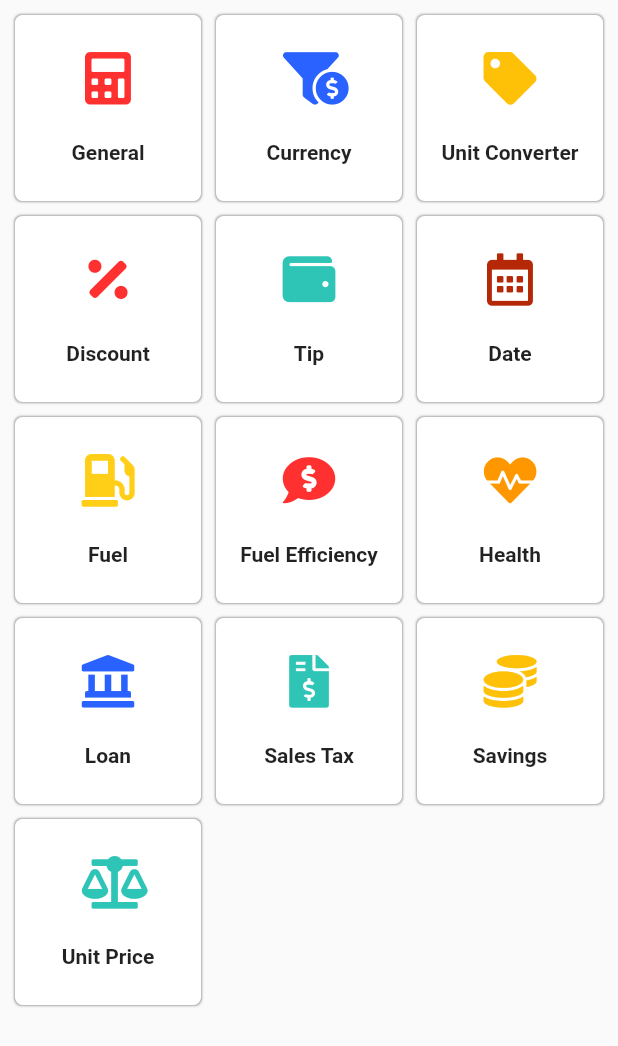
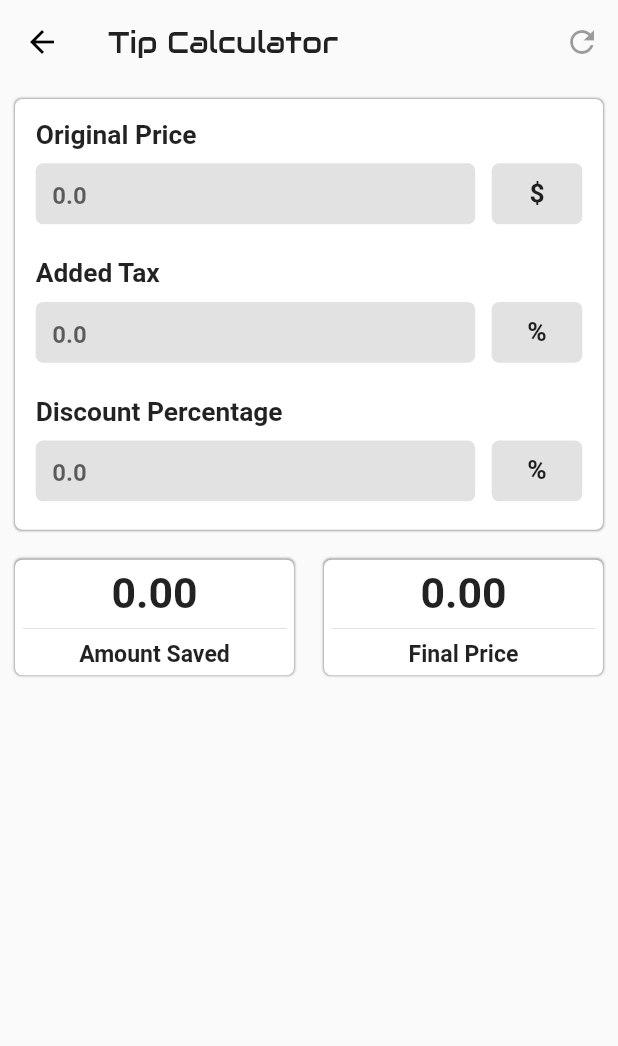
Before and after one commit to imamhossain94/multi-task-calculator, a Flutter app: the BuildHomeMenuPad widget shown alone on an empty page, opened directly, after a tap on "Tip", on a phone screen of 412 x 824 dp. Shown: the top 1046 px of the screen. Run offline on Flutter 3.47's test engine with Material 2 defaults, Android fonts, the phone set to English and light mode, and no system bars; our stand-ins replace cloud_firestore, dio, firebase_core, font_awesome_flutter, package_info, page_transition and 3 more; missing offline and left inert: function_tree; accounts and stored records are empty; network calls fail.

Commit message:
Discount Calculator added

```diff
--- /dev/null
+++ b/lib/components/build_text_field.dart
@@ -0,0 +1,92 @@
+import 'package:flutter/cupertino.dart';
+import 'package:flutter/material.dart';
+import 'package:multi_task_calculator/utils/screen_config.dart';
+import 'package:multi_task_calculator/utils/themes_mode.dart';
+
+class BuildTextField extends StatelessWidget {
+  final String title, hint;
+  final TextEditingController textController;
+  final VoidCallback onPressedAction;
+  final bool isEnabled;
+  final Widget widget;
+
+  const BuildTextField({
+    @required this.title,
+    @required this.hint,
+    @required this.widget,
+    @required this.textController,
+    @required this.onPressedAction,
+    @required this.isEnabled
+  });
+
+  @override
+  Widget build(BuildContext context) {
+    ScreenConfig().init(context);
+    ThemesMode().init(context);
+
+    return Container(
+      margin: EdgeInsets.all(responsiveWidth(8)),
+      child: Column(
+        mainAxisSize: MainAxisSize.min,
+        children: [
+          Row(
+            children: [
+              Text(
+                title,
+                style: TextStyle(fontSize: responsiveText(16), fontWeight: FontWeight.bold),
+              ),
+              //Spacer(),
+            ],
+          ),
+          Container(
+            margin: EdgeInsets.only(top: responsiveHeight(8), bottom: responsiveHeight(5)),
+            child: Row(
+              children: [
+                Expanded(child: Container(
+                  //margin: EdgeInsets.only(top: responsiveHeight(8), bottom: responsiveHeight(5)),
+                  height:responsiveHeight(40),
+                  decoration: BoxDecoration(
+                    color: Colors.grey.withOpacity(0.3),
+                    borderRadius: BorderRadius.circular(5),
+                  ),
+                  child: TextField(
+                    enabled: isEnabled,
+                    controller: textController,
+                    decoration: InputDecoration(
+                      prefix: SizedBox(width: responsiveWidth(10),),
+                      border: InputBorder.none,
+                      hintText: hint,
+                    ),
+                    keyboardType: TextInputType.number,
+                    textInputAction: TextInputAction.done,
+                    autocorrect: false,
+                    obscureText: false,
+                    style: TextStyle(fontWeight: FontWeight.bold)
+                  ),
+                )),
+                SizedBox(width: responsiveWidth(10),),
+                Material(
+                  color: Colors.transparent,
+                  child: InkWell(
+                    borderRadius: BorderRadius.circular(5),
+                    onTap: onPressedAction,
+                    child: Container(
+                      height: responsiveHeight(40),
+                      width: responsiveWidth(55),
+                      alignment: Alignment.center,
+                      decoration: BoxDecoration(
+                        color: Colors.grey.withOpacity(0.3),
+                        borderRadius: BorderRadius.circular(5),
+                      ),
+                      child: widget,
+                    ),
+                  ),
+                )
+              ],
+            ),
+          )
+        ],
+      ),
+    );
+  }
+}
--- a/lib/pages/home_page/components/build_home_menu_pad.dart
+++ b/lib/pages/home_page/components/build_home_menu_pad.dart
@@ -33,13 +33,13 @@ class BuildHomeMenuPad extends StatelessWidget {
           BuildHomeMenuButton(
             title: 'Discount',
             icon: FontAwesomeIcons.percentage,
-            onPressed: () {},
+            onPressed: ()=> Navigator.pushNamed(context, discountCalcPage),
             color: textRed,
           ),
           BuildHomeMenuButton(
             title: 'Tip',
             icon: FontAwesomeIcons.wallet,
-            onPressed: () {},
+            onPressed: ()=> Navigator.pushNamed(context, tipCalcPage),
             color: textGreen,
           ),
           BuildHomeMenuButton(
--- /dev/null
+++ b/lib/pages/tip_calc/tip_calc_page.dart
@@ -0,0 +1,236 @@
+import 'package:flutter/material.dart';
+import 'package:multi_task_calculator/components/build_text_field.dart';
+import 'package:multi_task_calculator/utils/constant.dart';
+import 'package:multi_task_calculator/utils/screen_config.dart';
+import 'package:multi_task_calculator/utils/themes_mode.dart';
+
+
+class TipCalcPage extends StatefulWidget {
+  @override
+  _TipCalcPageState createState() => _TipCalcPageState();
+}
+
+class _TipCalcPageState extends State<TipCalcPage> {
+
+
+  TextEditingController originalAmountController = TextEditingController();
+  TextEditingController addedTaxController = TextEditingController();
+  TextEditingController discountPercentageController = TextEditingController();
+
+  String originalAmount, addedTax, discountPercentage;
+  double amountSaved, finalPrice;
+
+
+  @override
+  void initState() {
+    amountSaved = 0.0;
+    finalPrice = 0.0;
+    calculateDiscount();
+    super.initState();
+  }
+
+  @override
+  void dispose() {
+    originalAmountController.dispose();
+    addedTaxController.dispose();
+    discountPercentageController.dispose();
+    super.dispose();
+  }
+
+  void calculateDiscount() {
+    originalAmountController.addListener(() {
+      updateResult();
+    });
+    addedTaxController.addListener(() {
+      updateResult();
+    });
+    discountPercentageController.addListener(() {
+      updateResult();
+    });
+
+  }
+
+  void updateResult() {
+    originalAmount = originalAmountController.value.text;
+    addedTax = addedTaxController.value.text;
+    discountPercentage = discountPercentageController.value.text;
+    //Make null safety
+    setState(() {
+      originalAmount = originalAmount.isEmpty?'0.0':originalAmount;
+      addedTax = addedTax.isEmpty?'0.0':addedTax;
+      discountPercentage = discountPercentage.isEmpty?'0.0':discountPercentage;
+
+      amountSaved = ((double.parse(originalAmount) * (double.parse(addedTax) / 100)) + double.parse(originalAmount)) * ((double.parse(discountPercentage) /100));
+      finalPrice = ((double.parse(originalAmount) * (double.parse(addedTax) / 100)) + double.parse(originalAmount)) - amountSaved;
+    });
+  }
+
+
+  @override
+  Widget build(BuildContext context) {
+    ScreenConfig().init(context);
+    ThemesMode().init(context);
+
+    return SafeArea(
+      child: Scaffold(
+        appBar: AppBar(
+          title: Text('Tip Calculator',
+            style: TextStyle(
+              fontFamily: fontAudioWide,
+              fontSize: responsiveWidth(18)
+            ),
+          ),
+          elevation: 0,
+          actions: [
+            IconButton(
+              onPressed: null,
+              icon: Icon(Icons.refresh),
+              tooltip: 'Refresh',
+            )
+          ],
+        ),
+        body: SingleChildScrollView(
+          physics: BouncingScrollPhysics(),
+          child: Column(
+            crossAxisAlignment: CrossAxisAlignment.start,
+            children: [
+              Container(
+                margin: EdgeInsets.all(10),
+                padding: EdgeInsets.all(5),
+                decoration: BoxDecoration(
+                    color: ThemesMode.isDarkMode?Colors.black:textWhite,
+                    borderRadius: BorderRadius.circular(5),
+                    boxShadow: [
+                      BoxShadow(
+                          color: Colors.grey.withOpacity(0.9),
+                          blurRadius: 0.5,
+                          spreadRadius: 0.5,
+                          offset: Offset.zero
+                      )
+                    ]
+                ),
+                child: Column(
+                  mainAxisSize: MainAxisSize.min,
+                  children: [
+                    BuildTextField(
+                      title: 'Original Price',
+                      hint: '0.0',
+                      isEnabled: true,
+                      textController: originalAmountController,
+                      onPressedAction: null,
+                      widget: Text('\$', style: TextStyle(fontWeight: FontWeight.bold, fontSize: responsiveText(16)),),),
+                    BuildTextField(
+                      title: 'Added Tax',
+                      hint: '0.0',
+                      isEnabled: true,
+                      textController: addedTaxController,
+                      onPressedAction: null,
+                      widget: Text('%', style: TextStyle(fontWeight: FontWeight.bold, fontSize: responsiveText(16)),),),
+                    BuildTextField(
+                      title: 'Discount Percentage',
+                      hint: '0.0',
+                      isEnabled: true,
+                      textController: discountPercentageController,
+                      onPressedAction: null,
+                      widget: Text('%', style: TextStyle(fontWeight: FontWeight.bold, fontSize: responsiveText(16)),),),
+                  ],
+                ),
+              ),
+
+              //Result
+
+              Row(
+                children: [
+                  Expanded(
+                    child: Container(
+                      margin: EdgeInsets.all(10),
+                      padding: EdgeInsets.all(5),
+                      alignment: Alignment.center,
+                      decoration: BoxDecoration(
+                          color: ThemesMode.isDarkMode?Colors.black:textWhite,
+                          borderRadius: BorderRadius.circular(5),
+                          boxShadow: [
+                            BoxShadow(
+                                color: Colors.grey.withOpacity(0.9),
+                                blurRadius: 0.5,
+                                spreadRadius: 0.5,
+                                offset: Offset.zero
+                            )
+                          ]
+                      ),
+                      child: Column(
+                        mainAxisSize: MainAxisSize.min,
+                        crossAxisAlignment: CrossAxisAlignment.stretch,
+                        children: [
+
+                          Text(
+                            amountSaved.toStringAsFixed(2),
+                            textAlign: TextAlign.center,
+                            style: TextStyle(fontSize: responsiveText(26), fontWeight: FontWeight.bold),
+                          ),
+
+                          Divider(),
+
+                          Text(
+                            'Amount Saved',
+                            textAlign: TextAlign.center,
+                            style: TextStyle(fontSize: responsiveText(14), fontWeight: FontWeight.bold),
+                          ),
+
+                        ],
+                      ),
+                    ),
+                  ),
+                  Expanded(
+                    child: Container(
+                      margin: EdgeInsets.all(10),
+                      padding: EdgeInsets.all(5),
+                      alignment: Alignment.center,
+                      decoration: BoxDecoration(
+                          color: ThemesMode.isDarkMode?Colors.black:textWhite,
+                          borderRadius: BorderRadius.circular(5),
+                          boxShadow: [
+                            BoxShadow(
+                                color: Colors.grey.withOpacity(0.9),
+                                blurRadius: 0.5,
+                                spreadRadius: 0.5,
+                                offset: Offset.zero
+                            )
+                          ]
+                      ),
+                      child: Column(
+                        mainAxisSize: MainAxisSize.min,
+                        crossAxisAlignment: CrossAxisAlignment.stretch,
+                        children: [
+
+                          Text(
+                            finalPrice.toStringAsFixed(2),
+                            textAlign: TextAlign.center,
+                            style: TextStyle(fontSize: responsiveText(26), fontWeight: FontWeight.bold),
+                          ),
+
+                          Divider(),
+
+                          Text(
+                            'Final Price',
+                            textAlign: TextAlign.center,
+                            style: TextStyle(fontSize: responsiveText(14), fontWeight: FontWeight.bold),
+                          ),
+
+                        ],
+                      ),
+                    ),
+                  ),
+                ],
+              ),
+
+            ],
+          ),
+        ),
+      ),
+    );
+  }
+
+
+
+}
--- a/lib/utils/router.dart
+++ b/lib/utils/router.dart
@@ -1,11 +1,13 @@
 import 'package:flutter/material.dart';
 import 'package:multi_task_calculator/pages/currency_calc_page/currency_calc_page.dart';
+import 'package:multi_task_calculator/pages/discount_calc/discount_calc_page.dart';
 import 'package:multi_task_calculator/pages/general_calc_page/general_calc_page.dart';
 import 'package:multi_task_calculator/pages/home_page/home_page.dart';
 import 'package:multi_task_calculator/pages/splash_page.dart';
 import 'package:multi_task_calculator/pages/about_page.dart';
 import 'package:multi_task_calculator/pages/feedback_page.dart';
 import 'package:multi_task_calculator/pages/help_page.dart';
+import 'package:multi_task_calculator/pages/tip_calc/tip_calc_page.dart';
 import 'package:multi_task_calculator/pages/update_check_page.dart';
 import 'package:multi_task_calculator/utils/constant.dart';
 import 'package:page_transition/page_transition.dart';
@@ -31,7 +33,6 @@ Route<dynamic> generateRoute(RouteSettings settings) {
     case updateCheckPage:
       return PageTransition(child: UpdateCheckPage(), type: PageTransitionType.fade, settings: settings,);
       break;
-
     //Calculators
     case generalCalcPage:
       return PageTransition(child: GeneralCalcPage(), type: PageTransitionType.fade, settings: settings,);
@@ -43,10 +44,10 @@ Route<dynamic> generateRoute(RouteSettings settings) {
       return PageTransition(child: UpdateCheckPage(), type: PageTransitionType.fade, settings: settings,);
       break;
     case discountCalcPage:
-      return PageTransition(child: UpdateCheckPage(), type: PageTransitionType.fade, settings: settings,);
+      return PageTransition(child: DiscountCalcPage(), type: PageTransitionType.fade, settings: settings,);
       break;
     case tipCalcPage:
-      return PageTransition(child: UpdateCheckPage(), type: PageTransitionType.fade, settings: settings,);
+      return PageTransition(child: TipCalcPage(), type: PageTransitionType.fade, settings: settings,);
       break;
     case dateCalcPage:
       return PageTransition(child: UpdateCheckPage(), type: PageTransitionType.fade, settings: settings,);
```
Also changed, not shown: lib/pages/currency_calc_page/components/build_drop_down_field.dart (deleted, +0 -56 lines), lib/pages/currency_calc_page/components/build_search_field.dart (deleted, +0 -61 lines), lib/pages/currency_calc_page/components/build_text_field.dart (deleted, +0 -54 lines), lib/pages/discount_calc/discount_calc_page.dart (added, +236 -0 lines).
